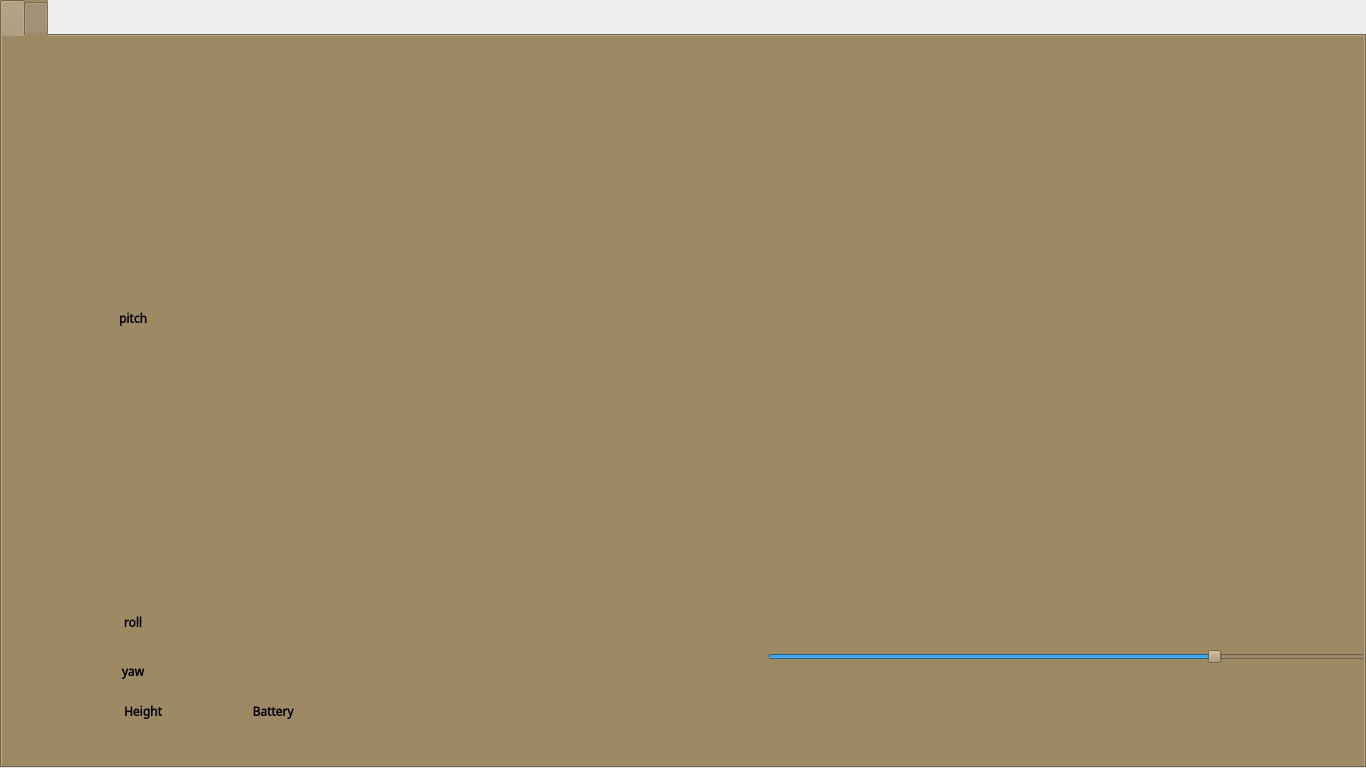
This is GroundStation/mainwindow.ui in iron-kang/Qt as Qt 5 draws it before an edit. The edited form follows.
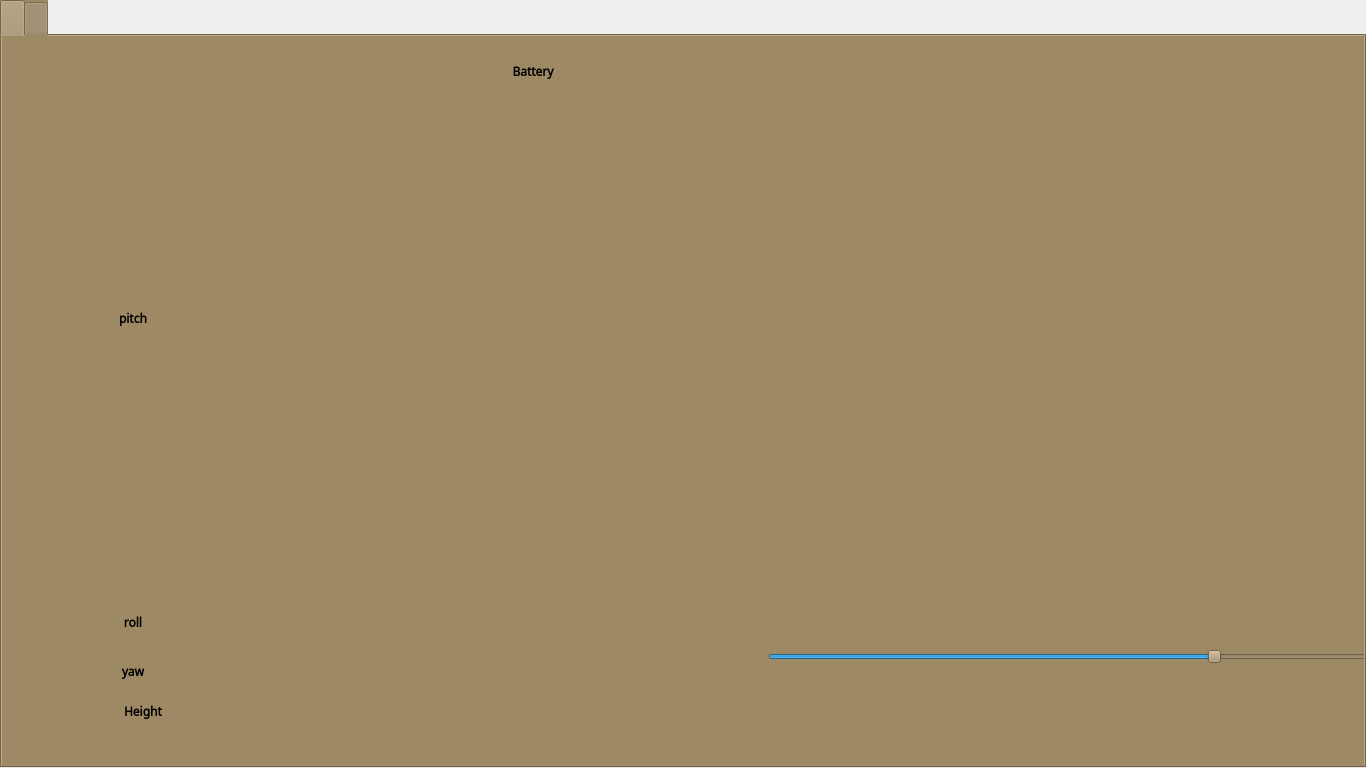
This is the edited form. The open tabs and pages were chosen to show the change. Icons and pictures are not drawn. Custom widgets are drawn as their Qt base class.

Patch:
```diff
--- a/GroundStation/mainwindow.ui
+++ b/GroundStation/mainwindow.ui
@@ -57,8 +57,8 @@
      <widget class="QLabel" name="txt_yaw_3">
       <property name="geometry">
        <rect>
-        <x>230</x>
-        <y>660</y>
+        <x>490</x>
+        <y>20</y>
         <width>82</width>
         <height>31</height>
        </rect>
```
Left out of the diff: 6 changed lines with no effect on the pictures.
